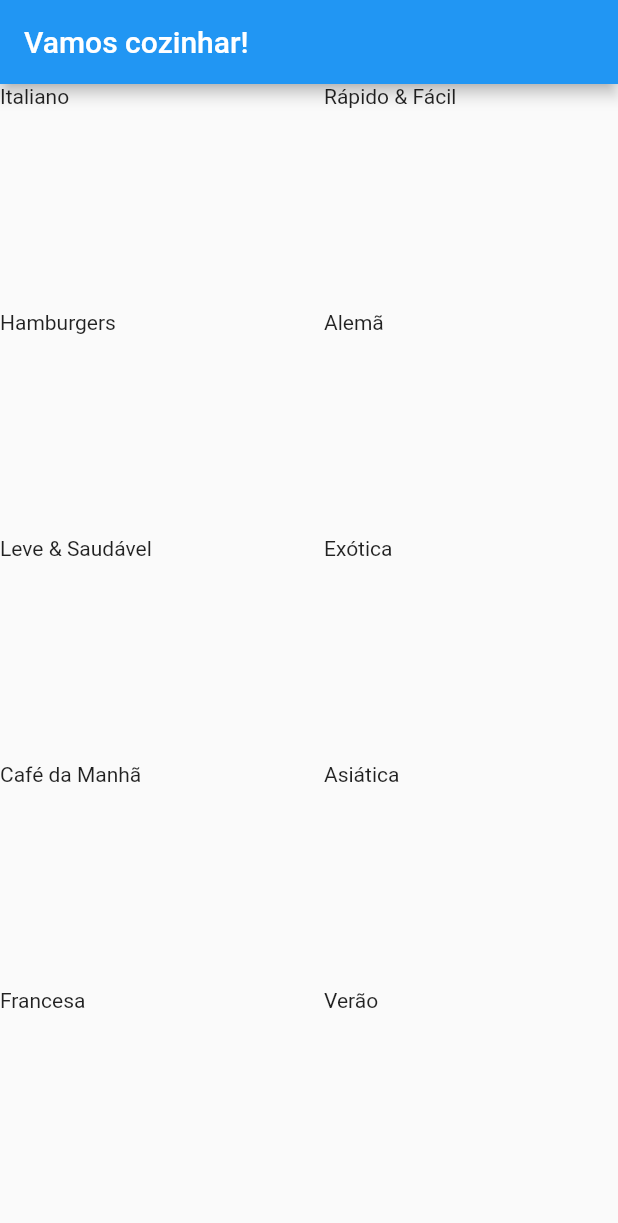
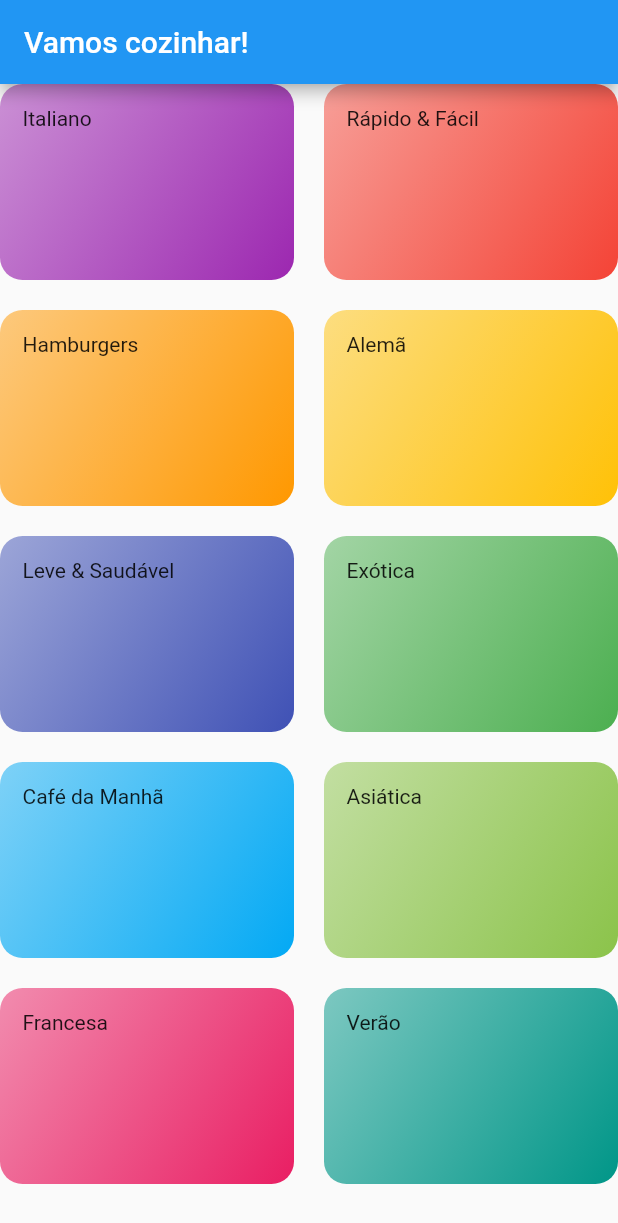
Before and after one commit to 2Wesley2/MealsApp, a Flutter app: the screen it shows after launch, on a phone screen of 412 x 824 dp. Shown: the top 1223 px of the screen. Run offline on Flutter 3.47's test engine with Material 2 defaults, Android fonts, the phone set to English and light mode, and no system bars.

Commit message:
Estilizando categoryItem, deixando com bordas arredondadas com a cor gradual em todo CategoryItem

```diff
--- a/lib/components/category_item.dart
+++ b/lib/components/category_item.dart
@@ -4,12 +4,24 @@ import '../models/category.dart';
 class CategoryItem extends StatelessWidget {
   final Category category;
 
-  const CategoryItem(this.category, {super.key});
+  CategoryItem(this.category, {super.key});
 
   @override
   Widget build(BuildContext context) {
     return Container(
+      padding: EdgeInsets.all(15),
       child: Text(category.title),
+      decoration: BoxDecoration(
+        borderRadius: BorderRadius.circular(15),
+        gradient: LinearGradient(
+          colors: [
+            category.color.withOpacity(0.5),
+            category.color,
+          ],
+          begin: Alignment.topLeft,
+          end: Alignment.bottomRight,
+        ),
+      ),
     );
   }
 }
```
